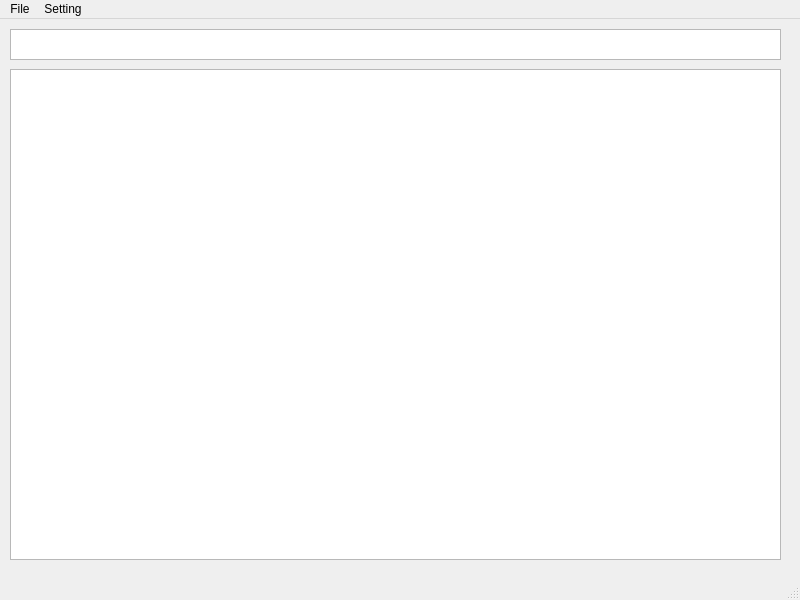
Above: mainwindow.ui from kengsini250/NAS_Project before the change. Below: the same form after it.
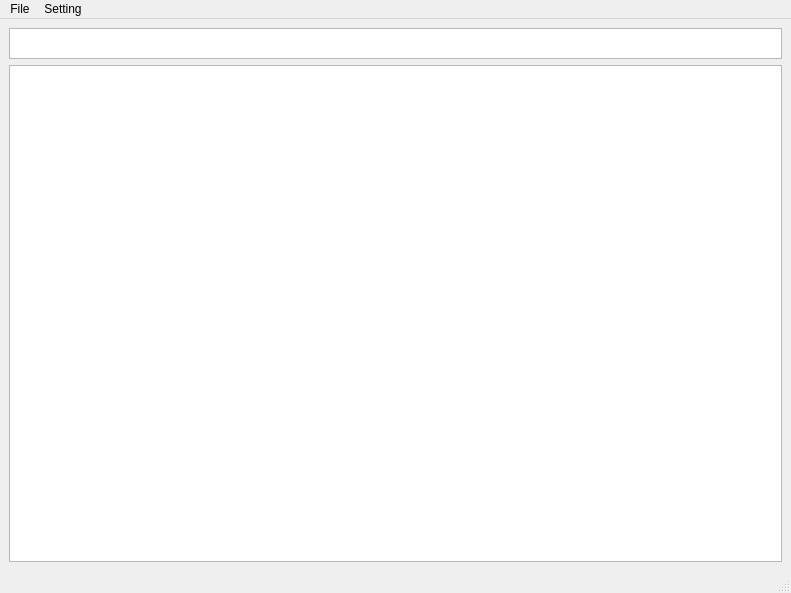
That is the form after the change.

```diff
--- a/mainwindow.ui
+++ b/mainwindow.ui
@@ -6,42 +6,54 @@
    <rect>
     <x>0</x>
     <y>0</y>
-    <width>800</width>
-    <height>600</height>
+    <width>791</width>
+    <height>593</height>
    </rect>
   </property>
   <property name="windowTitle">
    <string>MainWindow</string>
   </property>
   <widget class="QWidget" name="centralwidget">
-   <widget class="QListView" name="listView">
-    <property name="geometry">
-     <rect>
-      <x>10</x>
-      <y>50</y>
-      <width>771</width>
-      <height>491</height>
-     </rect>
-    </property>
-   </widget>
-   <widget class="QTextEdit" name="textEdit">
-    <property name="geometry">
-     <rect>
-      <x>10</x>
-      <y>10</y>
-      <width>771</width>
-      <height>31</height>
-     </rect>
-    </property>
-   </widget>
+   <layout class="QHBoxLayout" name="horizontalLayout">
+    <item>
+     <layout class="QVBoxLayout" name="verticalLayout">
+      <item>
+       <widget class="QTextEdit" name="textEdit">
+        <property name="minimumSize">
+         <size>
+          <width>771</width>
+          <height>31</height>
+         </size>
+        </property>
+        <property name="maximumSize">
+         <size>
+          <width>16777215</width>
+          <height>31</height>
+         </size>
+        </property>
+       </widget>
+      </item>
+      <item>
+       <widget class="QListView" name="listView">
+        <property name="minimumSize">
+         <size>
+          <width>771</width>
+          <height>491</height>
+         </size>
+        </property>
+       </widget>
+      </item>
+     </layout>
+    </item>
+   </layout>
   </widget>
   <widget class="QMenuBar" name="menubar">
    <property name="geometry">
     <rect>
      <x>0</x>
      <y>0</y>
-     <width>800</width>
-     <height>21</height>
+     <width>791</width>
+     <height>23</height>
     </rect>
    </property>
    <widget class="QMenu" name="menuFile">
```
